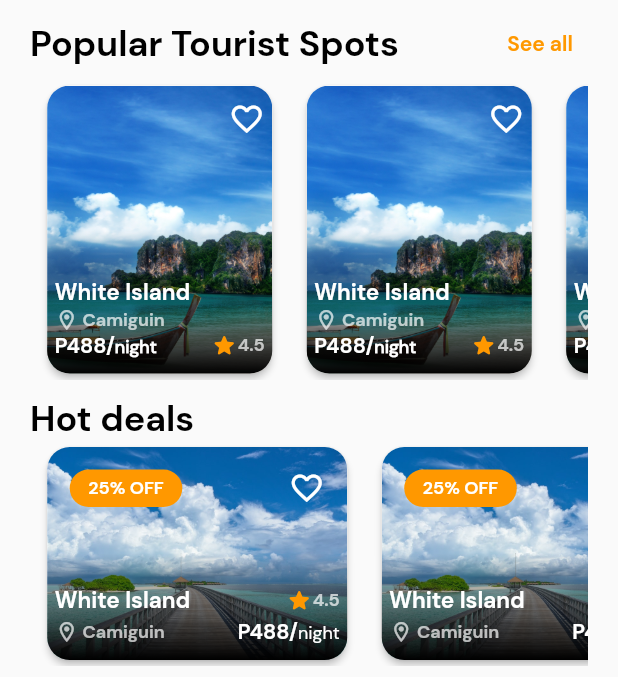
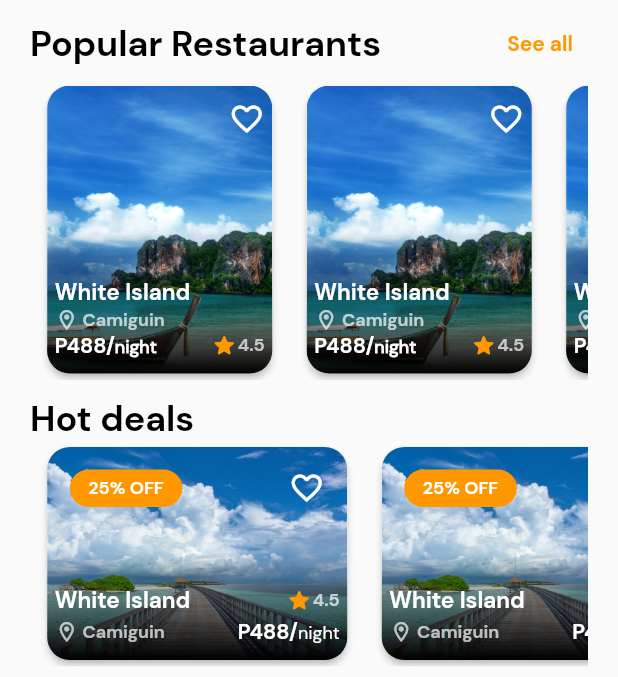
Before and after one commit to lansoyyy/hotel_booking_app, a Flutter app: the screen it shows after launch, on a phone screen of 412 x 824 dp, the part 315-992 px from its top. Run offline on Flutter 3.47's test engine with Material 2 defaults, Android fonts, the phone set to English and light mode, and no system bars.

Commit message:
added main layout

```diff
--- a/lib/screens/tabs/home_tab.dart
+++ b/lib/screens/tabs/home_tab.dart
@@ -13,6 +13,8 @@ class HomeTab extends StatefulWidget {
 
 class _HomeTabState extends State<HomeTab> {
   int selectedIndex = 0;
+
+  String selected = 'Restaurants';
 
   List filters = [
     {'name': 'Restaurants', 'icon': Icons.restaurant_menu_outlined},
@@ -94,6 +96,7 @@ class _HomeTabState extends State<HomeTab> {
                       // Update the selected index when an item is clicked
                       setState(() {
                         selectedIndex = index;
+                        selected = filters[index]['name'];
                       });
                     },
                     child: Container(
@@ -142,7 +145,7 @@ class _HomeTabState extends State<HomeTab> {
             mainAxisAlignment: MainAxisAlignment.spaceBetween,
             children: [
               TextWidget(
-                text: 'Popular Tourist Spots',
+                text: 'Popular $selected',
                 fontSize: 24,
                 fontFamily: 'Bold',
               ),
```
